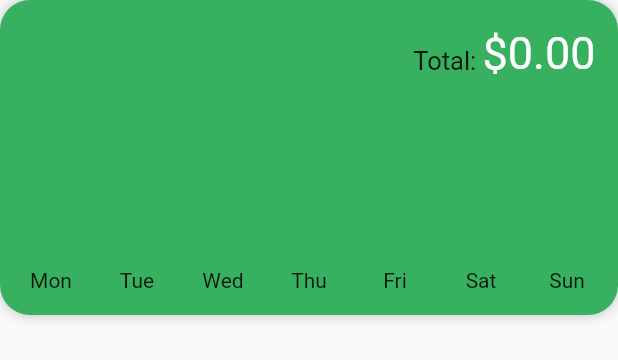
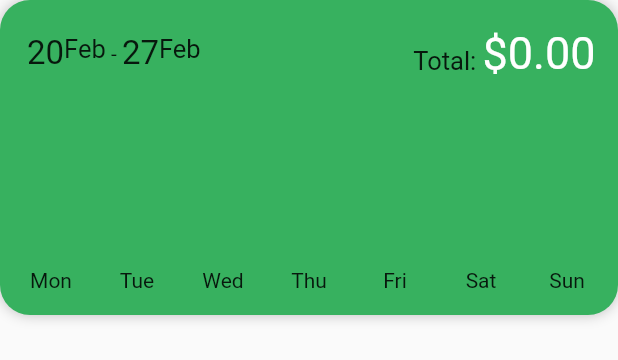
Before and after one commit to saltyfishie98/MyExpense, a Flutter app: the ExpenseChart widget shown alone on an empty page, opened directly with empty values, on a phone screen of 412 x 824 dp. Shown: the top 360 px of the screen. Run offline on Flutter 3.47's test engine with Material 2 defaults, Android fonts, the phone set to English and light mode, and no system bars; drawn by our look-alikes of dynamic_color, fl_chart; our stand-ins replace flutter_sticky_header, sqflite, sqflite_common_ffi, tuple; missing offline and left inert: desktop_window, state_extended; accounts and stored records are empty.

Commit message:
added chart labels

```diff
--- a/lib/controller.dart
+++ b/lib/controller.dart
@@ -1,20 +1,20 @@
-import 'dart:developer';
+import 'dart:math';
+
 import 'package:intl/intl.dart';
 import 'package:sqflite/sqflite.dart';
 import 'package:state_extended/state_extended.dart';
 
+class DatetimeRange {
+  const DatetimeRange(
+    this.start,
+    this.end,
+  );
+
+  final DateTime start;
+  final DateTime end;
+}
+
 class MainController extends StateXController {
-  void logExpenseData() {
-    log("Expense Data:");
-    for (final section in _model.expenseData) {
-      log("   ${section.first.datetime.toString()}");
-      for (final entry in section) {
-        log("       datetime: ${entry.datetime}, title: ${entry.title}");
-      }
-      log("\n");
-    }
-  }
-
   static MainController? _this;
   factory MainController() => _this ??= MainController._();
   MainController._() : super();
@@ -86,8 +86,6 @@ class MainController extends StateXController {
     for (final data in dbCategories) {
       _model.categories.add(data["category"].toString());
     }
-
-    logExpenseData();
   }
 
   Future<void> addExpense(Expense expense) async {
@@ -169,6 +167,42 @@ class MainController extends StateXController {
     );
   }
 
+  static DatetimeRange getThisWeekRange() {
+    final today = DateTime.now();
+    final startOffet = today.weekday - 1;
+    final endOffset = 8 - today.weekday;
+
+    final thisMonday = DateTime(
+      today.year,
+      today.month,
+      today.day - startOffet,
+    );
+
+    final nextMonday = DateTime(
+      today.year,
+      today.month,
+      today.day + endOffset,
+    );
+
+    return DatetimeRange(thisMonday, nextMonday);
+  }
+
+  static DatetimeRange getThisMonthRange() {
+    final today = DateTime.now();
+    final thisMonthStart = DateTime(today.year, today.month);
+    final nextMonthStart = DateTime(today.year, today.month + 1);
+
+    return DatetimeRange(thisMonthStart, nextMonthStart);
+  }
+
+  static DatetimeRange getThisYearRange() {
+    final today = DateTime.now();
+    final thisYearStart = DateTime(today.year);
+    final nextYearStart = DateTime(today.year + 1);
+
+    return DatetimeRange(thisYearStart, nextYearStart);
+  }
+
   void deleteExpense(Expense expense) {
     _database.delete(
       _model.expenseTable,
@@ -182,31 +216,13 @@ class MainController extends StateXController {
 
     if (_model.expenseData.isEmpty) return dailyData;
 
-    final today = DateTime.now();
-    final startOffet = today.weekday - 1;
-    final endOffset = 8 - today.weekday;
-
-    final lastSunday = today.copyWith(
-      day: today.day - startOffet,
-      hour: 0,
-      minute: 0,
-      second: 0,
-      millisecond: 0,
-      microsecond: 0,
-    );
-
-    final nextMonday = today.copyWith(
-      day: today.day + endOffset,
-      hour: 0,
-      minute: 0,
-      second: 0,
-      millisecond: 0,
-      microsecond: 0,
-    );
+    final range = getThisWeekRange();
+    final thisMonday = range.start;
+    final nextMonday = range.end;
 
     for (final dailySection in _model.expenseData) {
       final sectionDate = dailySection.first.datetime;
-      if (sectionDate.isAfter(lastSunday) && sectionDate.isBefore(nextMonday)) {
+      if (sectionDate.isAfter(thisMonday) && sectionDate.isBefore(nextMonday)) {
         final index = sectionDate.weekday - 1;
         for (final expense in dailySection) {
           dailyData[index] += expense.amount;
@@ -218,9 +234,9 @@ class MainController extends StateXController {
   }
 
   List<int> getThisMonthWeeklyTotal() {
-    final today = DateTime.now();
-    final thisMonthStart = DateTime(today.year, today.month);
-    final nextMonthStart = DateTime(today.year, today.month + 1);
+    final range = getThisMonthRange();
+    final thisMonthStart = range.start;
+    final nextMonthStart = range.end;
 
     final numDays = nextMonthStart.copyWith(day: 0).day;
 
@@ -243,9 +259,9 @@ class MainController extends StateXController {
   List<int> getThisYearMonthlyTotal() {
     var monthlyData = List<int>.filled(12, 0, growable: false);
 
-    final today = DateTime.now();
-    final thisYearStart = DateTime(today.year);
-    final nextYearStart = DateTime(today.year + 1);
+    final range = getThisYearRange();
+    final thisYearStart = range.start;
+    final nextYearStart = range.end;
 
     for (final data in _model.expenseData) {
       final sectionDate = data.first.datetime;
--- a/lib/pages/home.dart
+++ b/lib/pages/home.dart
@@ -1,6 +1,7 @@
 import 'package:flutter/material.dart';
 import 'package:fl_chart/fl_chart.dart';
 import 'package:flutter_sticky_header/flutter_sticky_header.dart';
+import 'package:intl/intl.dart';
 import 'package:my_expense/elements/entry_card.dart';
 import 'package:state_extended/state_extended.dart';
 import 'package:my_expense/controller.dart';
@@ -346,6 +347,7 @@ class ExpenseChart extends StatelessWidget {
 
   final MainController controller;
   final GraphMode graphType;
+  final double labelSize = 22;
 
   String _createTotalStr() {
     switch (graphType) {
@@ -374,6 +376,69 @@ class ExpenseChart extends StatelessWidget {
       case GraphMode.year:
         return _yearChart(context);
     }
+  }
+
+  Widget _createChartLabel(BuildContext context) {
+    switch (graphType) {
+      case GraphMode.week:
+        return _weekLabel();
+
+      case GraphMode.month:
+        return _monthLabel();
+
+      case GraphMode.year:
+        return _yearLabel();
+    }
+  }
+
+  Widget _weekLabel() {
+    final range = MainController.getThisWeekRange();
+
+    final startMonth = DateFormat("MMM").format(range.start);
+    final startDay = range.start.day.toString();
+
+    final endMonth = DateFormat("MMM").format(range.end);
+    final endDay = range.end.day.toString();
+
+    Widget label(String dayLabel, String monthLabel) {
+      return Row(
+        crossAxisAlignment: CrossAxisAlignment.start,
+        children: [
+          Text(
+            dayLabel,
+            style: TextStyle(fontSize: labelSize),
+          ),
+          Text(
+            monthLabel,
+            style: TextStyle(fontSize: labelSize - 5),
+          ),
+        ],
+      );
+    }
+
+    return Row(
+      children: [
+        label(startDay, startMonth),
+        const Text(" - "),
+        label(endDay, endMonth),
+      ],
+    );
+  }
+
+  Widget _monthLabel() {
+    final monthStr = DateFormat("MMM, yyyy").format(DateTime.now());
+    return Text(
+      monthStr,
+      style: TextStyle(fontSize: labelSize),
+    );
+  }
+
+  Widget _yearLabel() {
+    final monthStr = DateFormat("Yr yyyy").format(DateTime.now());
+    return Text(
+      monthStr,
+      style: TextStyle(fontSize: labelSize),
+    );
   }
 
   Widget _lineChart(
@@ -602,6 +667,13 @@ class ExpenseChart extends StatelessWidget {
           children: [
             const SizedBox(width: double.infinity, height: 3),
             Row(
+              mainAxisAlignment: MainAxisAlignment.spaceBetween,
+              children: [
+                Padding(
+                  padding: const EdgeInsets.only(left: 3.0),
+                  child: _createChartLabel(context),
+                ),
+                Row(
                   mainAxisAlignment: MainAxisAlignment.end,
                   children: [
                     const SizedBox(
@@ -620,6 +692,8 @@ class ExpenseChart extends StatelessWidget {
                     ),
                   ],
                 ),
+              ],
+            ),
             const SizedBox(width: double.infinity, height: 20),
             Expanded(
               child: Container(
```
Lines whose indentation alone changed are shown as unchanged.
